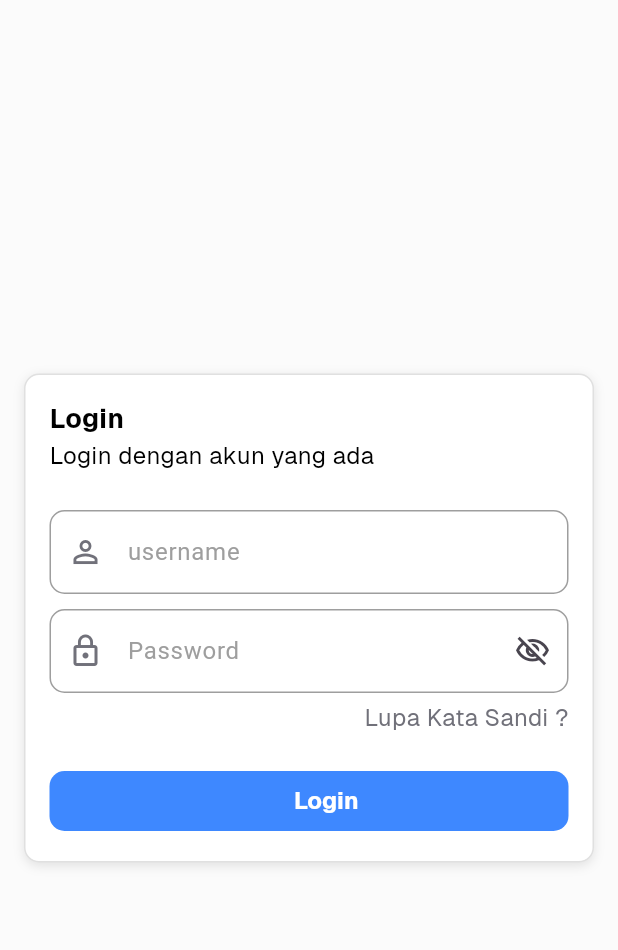
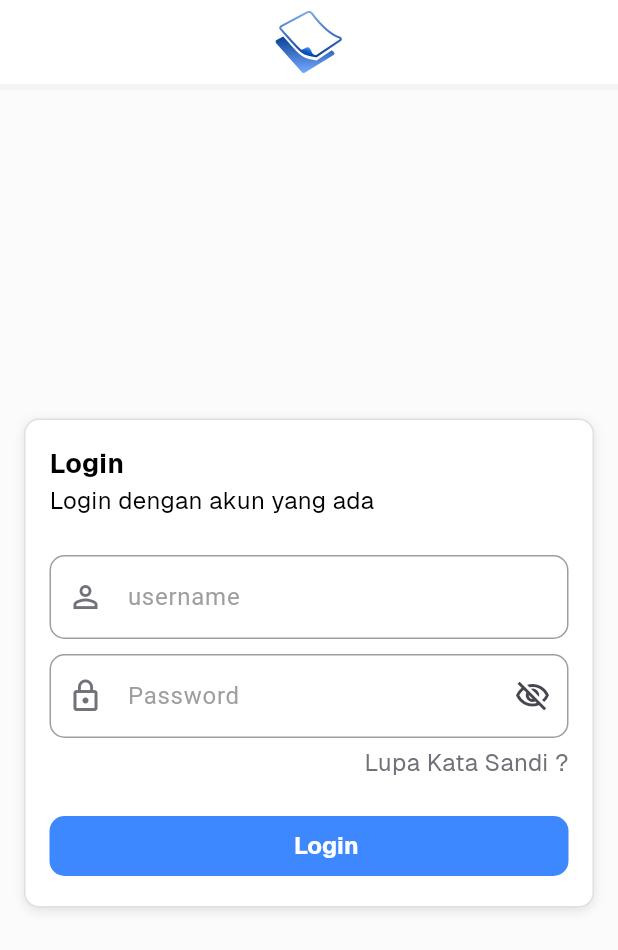
Before and after one commit to MuhammadYaumil1212/SummitDocs, a Flutter app: the screen it shows after launch, on a phone screen of 412 x 824 dp. Shown: the top 950 px of the screen. Run offline on Flutter 3.47's test engine with Material 3 defaults, Android fonts, the phone set to English and light mode, and no system bars; our stand-ins replace bloc, dartz, dio, equatable, flutter_bloc, flutter_svg and 5 more; accounts and stored records are empty; project files that could hold a hidden picture were left out.

Commit message:
slicing login

```diff
--- a/lib/Presentations/signin/pages/signin_screen.dart
+++ b/lib/Presentations/signin/pages/signin_screen.dart
@@ -1,10 +1,13 @@
 import 'package:SummitDocs/Presentations/signin/widgets/login_card.dart';
+import 'package:SummitDocs/commons/constants/string.dart';
 import 'package:SummitDocs/commons/widgets/app_button.dart';
 import 'package:SummitDocs/core/helper/message/message.dart';
 import 'package:flutter/material.dart';
+import 'package:flutter_svg/flutter_svg.dart';
 
 import '../../../commons/widgets/app_scaffold.dart';
 import '../../../commons/widgets/app_text.dart';
+import '../../../core/config/theme/app_colors.dart';
 import '../bloc/signin_bloc.dart';
 
 class SigninScreen extends StatefulWidget {
@@ -35,6 +38,23 @@ class _SigninScreenState extends State<SigninScreen> {
           return DisplayMessage.errorMessage(state.message, context);
         }
       },
+      appBar: AppBar(
+        centerTitle: true,
+        elevation: 0.0,
+        title: SvgPicture.asset(
+          AppString.logoApp,
+          width: 45,
+          height: 45,
+        ),
+        backgroundColor: Colors.white,
+        bottom: PreferredSize(
+          preferredSize: const Size.fromHeight(4.0),
+          child: Container(
+            color: AppColors.grayBackground,
+            height: 4.0,
+          ),
+        ),
+      ),
 
       /// Use bloc builder if you wanna used the state
       appWidget: Column(
```
